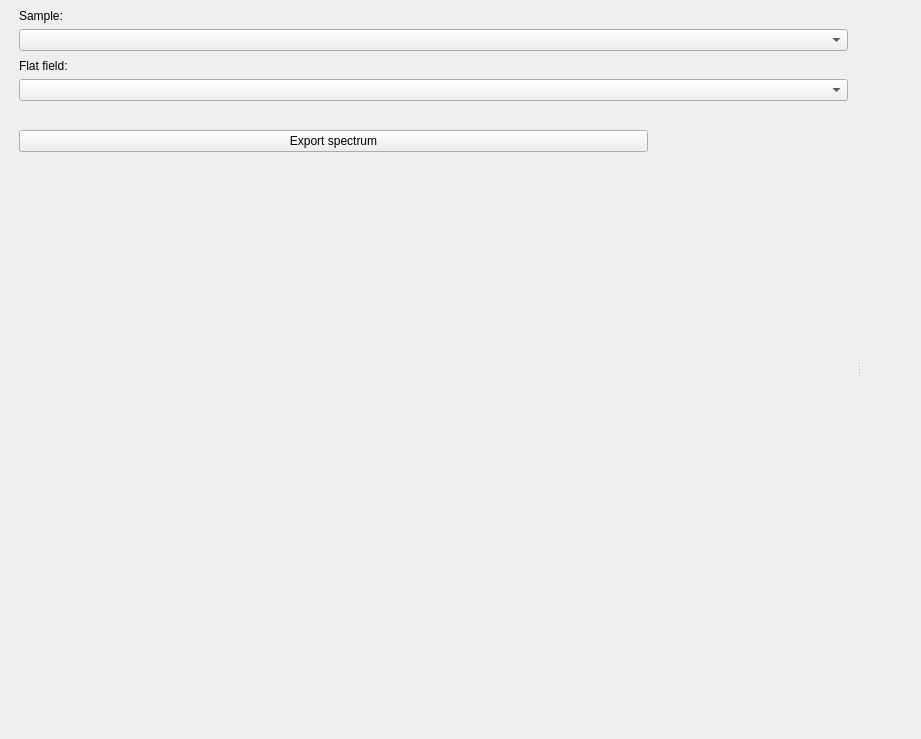
The window that mantidimaging/gui/ui/spectrum_viewer.ui (mantidproject/mantidimaging) describes before a commit, drawn with Qt 5.
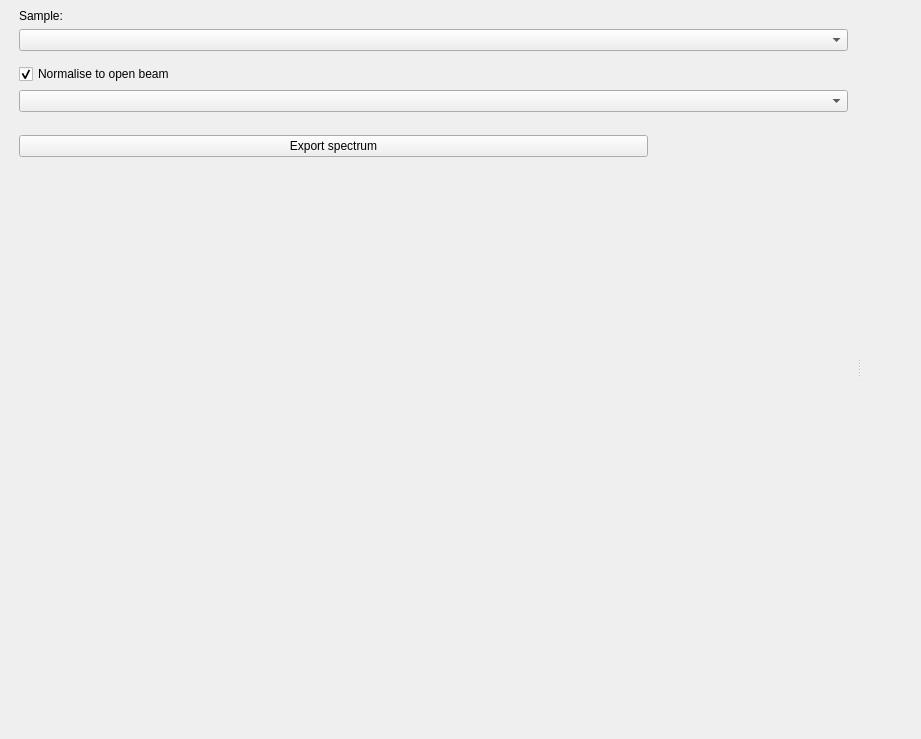
The same window after the commit. Custom widgets are drawn as their Qt base class.

Commit message: Add normalise to open beam checkbox

Diff of the .ui file:
```diff
--- a/mantidimaging/gui/ui/spectrum_viewer.ui
+++ b/mantidimaging/gui/ui/spectrum_viewer.ui
@@ -70,29 +70,29 @@
         <property name="sizeHint" stdset="0">
          <size>
           <width>20</width>
-          <height>30</height>
+          <height>40</height>
          </size>
         </property>
        </spacer>
       </item>
       <item>
-       <widget class="QLabel" name="flatFieldLabel">
-        <property name="sizePolicy">
-         <sizepolicy hsizetype="Preferred" vsizetype="Minimum">
-          <horstretch>0</horstretch>
-          <verstretch>0</verstretch>
-         </sizepolicy>
+       <widget class="QCheckBox" name="normaliseCheckBox">
+        <property name="layoutDirection">
+         <enum>Qt::LeftToRight</enum>
         </property>
         <property name="text">
-         <string>Flat field:</string>
+         <string>Normalise to open beam</string>
         </property>
-        <property name="alignment">
-         <set>Qt::AlignLeading|Qt::AlignLeft|Qt::AlignVCenter</set>
+        <property name="checked">
+         <bool>true</bool>
         </property>
        </widget>
       </item>
       <item>
-       <widget class="DatasetSelectorWidgetView" name="flatStackSelector">
+       <widget class="DatasetSelectorWidgetView" name="normaliseStackSelector">
+        <property name="enabled">
+         <bool>true</bool>
+        </property>
         <property name="frame">
          <bool>true</bool>
         </property>
```
The commit also changes 2 other files.
